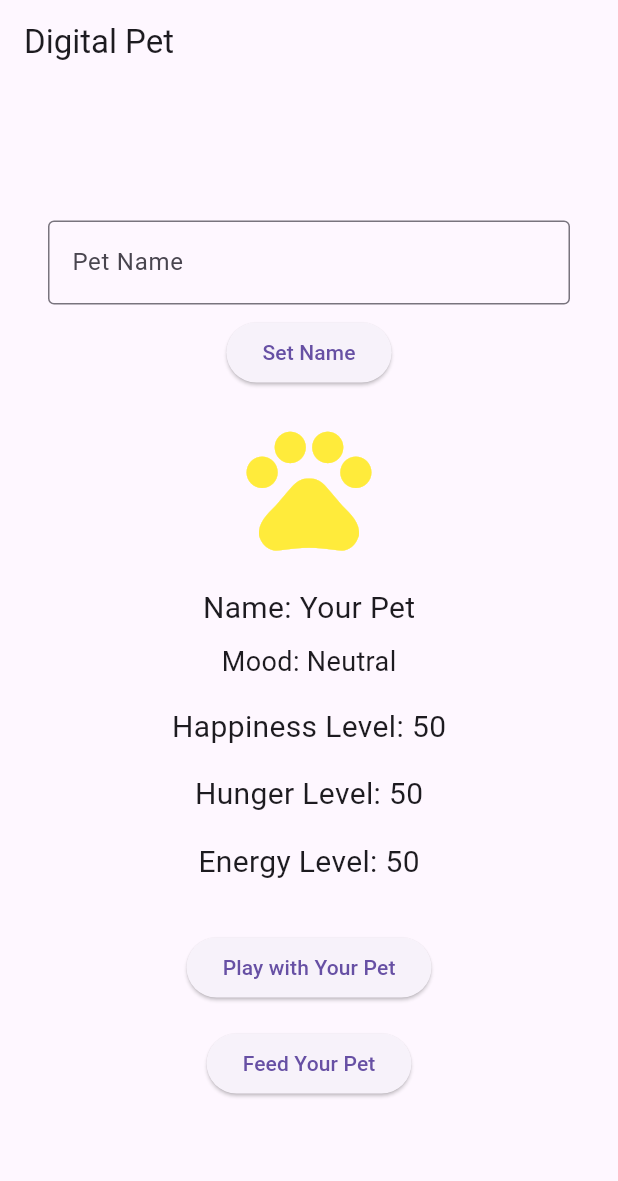
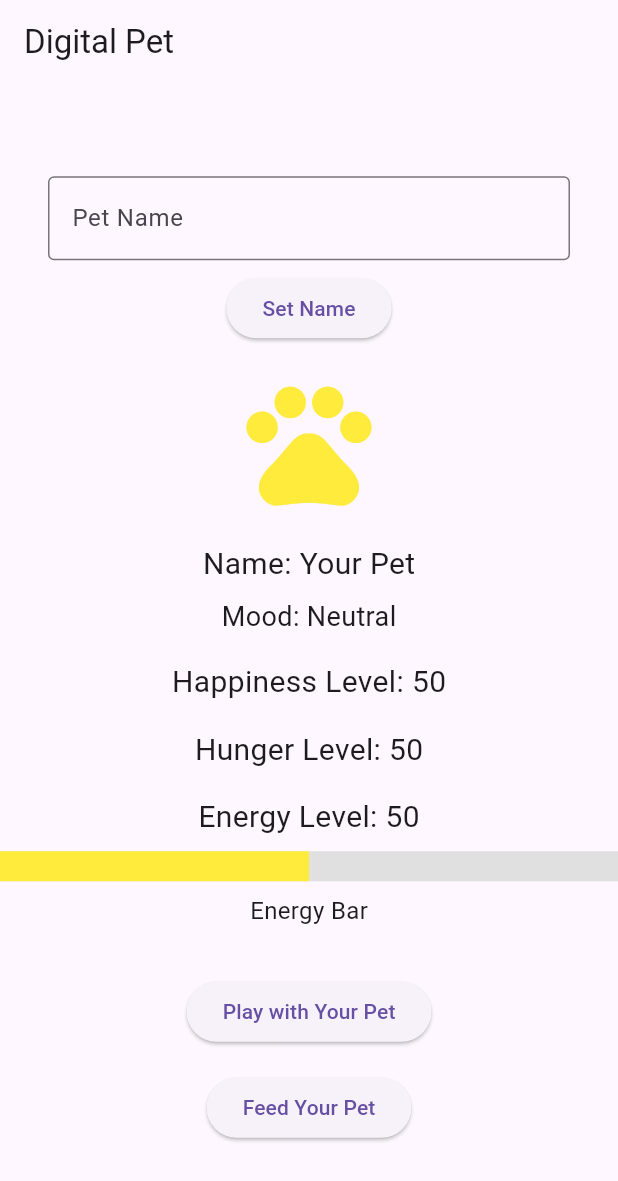
Before and after one commit to kevinlam13/petcareapp, a Flutter app: the screen it shows after launch, on a phone screen of 412 x 824 dp. Shown: the top 1181 px of the screen. Run offline on Flutter 3.47's test engine with Material 3 defaults, Android fonts, the phone set to English and light mode, and no system bars.

Commit message:
add energy bar widget

```diff
--- a/lib/main.dart
+++ b/lib/main.dart
@@ -156,11 +156,29 @@ class _DigitalPetAppState extends State<DigitalPetApp> {
               'Hunger Level: $hungerLevel',
               style: TextStyle(fontSize: 20.0),
             ),
-
             SizedBox(height: 16.0),
             Text(
               'Energy Level: $energyLevel',
               style: TextStyle(fontSize: 20.0),
+            ),
+            // NEW: Energy Bar Widget
+            SizedBox(height: 8.0),
+            LinearProgressIndicator(
+              value: energyLevel / 100,
+              backgroundColor: Colors.grey[300],
+              valueColor: AlwaysStoppedAnimation<Color>(
+                energyLevel > 70
+                  ? Colors.green
+                  : energyLevel > 30
+                    ? Colors.yellow
+                    : Colors.red,
+              ),
+              minHeight: 20,
+            ),
+            SizedBox(height: 8.0),
+            Text(
+              'Energy Bar',
+              style: TextStyle(fontSize: 16.0),
             ),
             SizedBox(height: 32.0),
             ElevatedButton(
```
